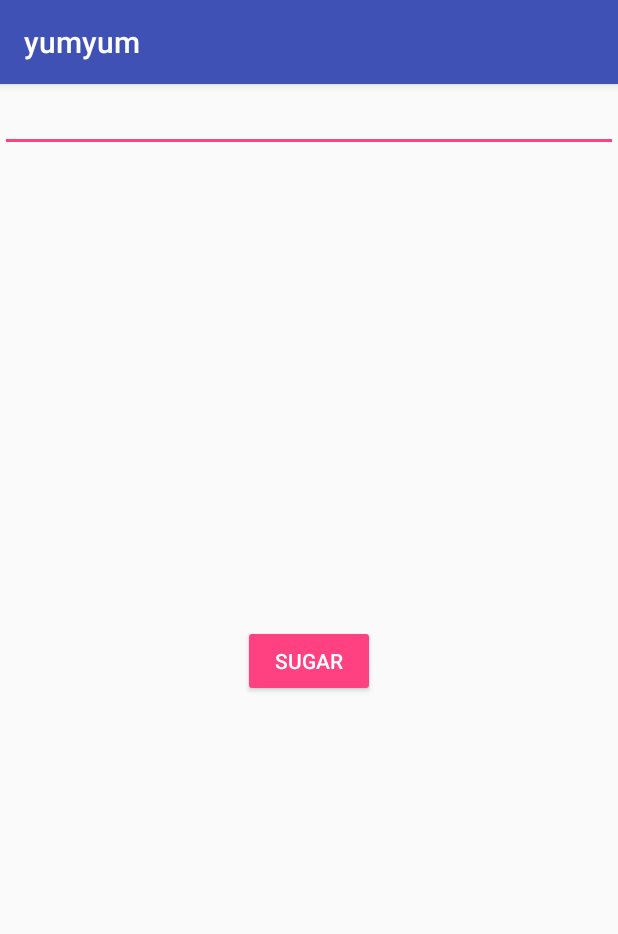
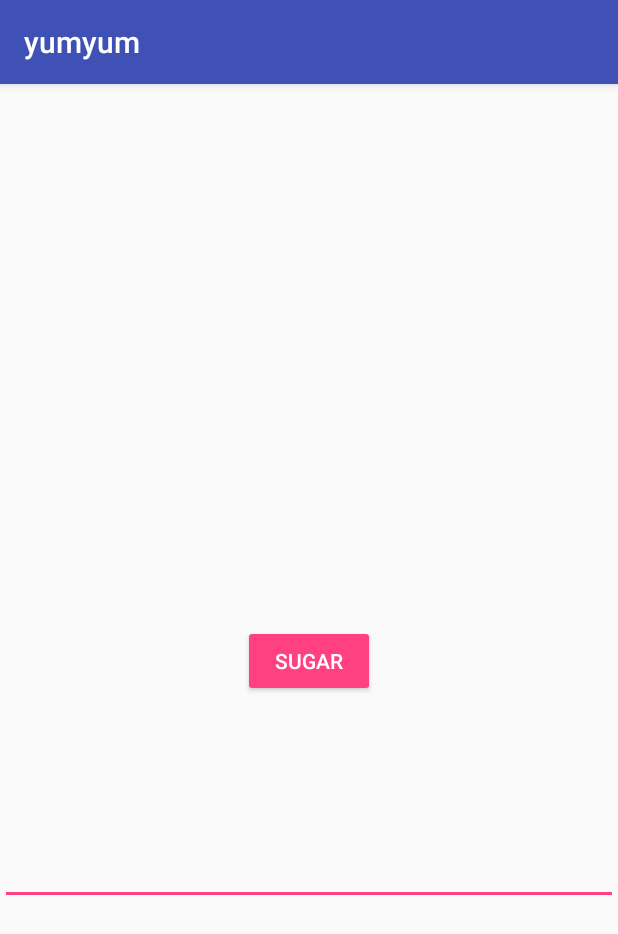
Before and after one commit to sage-t/Recipist, an Android app: the DDscreen screen opened directly, with no data from a screen before it, on a phone screen of 412 x 824 dp. Shown: the top 934 px of the screen. Run offline under Robolectric (Android 15) with nearby library versions, the phone set to English and light mode, and no system bars; 2 statements that could not run were skipped.

Commit message:
Update activity_ddscreen.xml

```diff
--- a/src/main/res/layout/activity_ddscreen.xml
+++ b/src/main/res/layout/activity_ddscreen.xml
@@ -13,21 +13,27 @@
         android:layout_height= "wrap_content"
         android:text="Sugar"
         app:layout_constraintTop_toTopOf="parent"
-        android:layout_marginTop="8dp"
         app:layout_constraintBottom_toBottomOf="parent"
-        android:layout_marginBottom="8dp"
-        android:layout_marginLeft="8dp"
-        android:layout_marginRight="8dp"
         app:layout_constraintLeft_toLeftOf="parent"
         app:layout_constraintVertical_bias="0.501"
-        app:layout_constraintRight_toRightOf="parent" />
+        app:layout_constraintRight_toRightOf="parent"
+        tools:layout_constraintTop_creator="1"
+        tools:layout_constraintRight_creator="1"
+        tools:layout_constraintBottom_creator="1"
+        tools:layout_constraintLeft_creator="1" />
 
     <EditText
         android:id="@+id/search"
-        android:layout_width="fill_parent"
+        android:layout_width="0dp"
         android:layout_height="wrap_content"
         android:inputType="text"
-        android:imeOptions="actionSend"
-        tools:layout_editor_absoluteY="134dp"
-        tools:layout_editor_absoluteX="0dp" />
+        android:imeOptions="actionDone"
+        tools:layout_constraintTop_creator="1"
+        tools:layout_constraintRight_creator="1"
+        app:layout_constraintRight_toRightOf="parent"
+        android:layout_marginTop="502dp"
+        tools:layout_constraintLeft_creator="1"
+        app:layout_constraintLeft_toLeftOf="parent"
+        app:layout_constraintTop_toTopOf="parent"
+        app:layout_constraintHorizontal_bias="0.0" />
 </android.support.constraint.ConstraintLayout>
```
